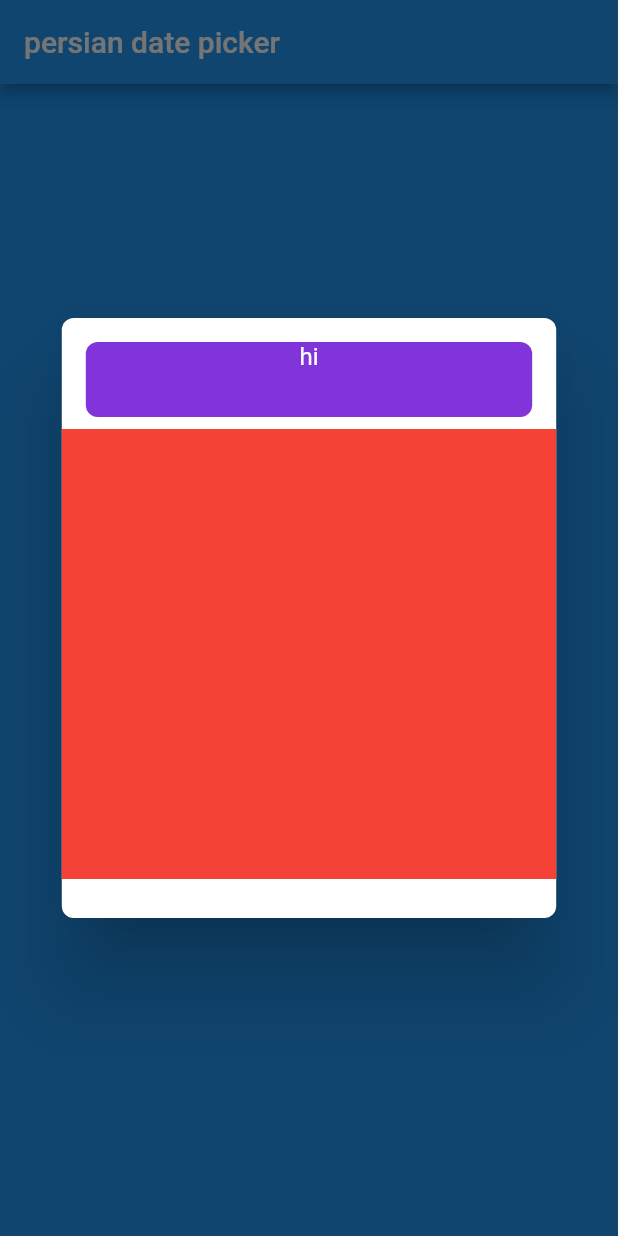
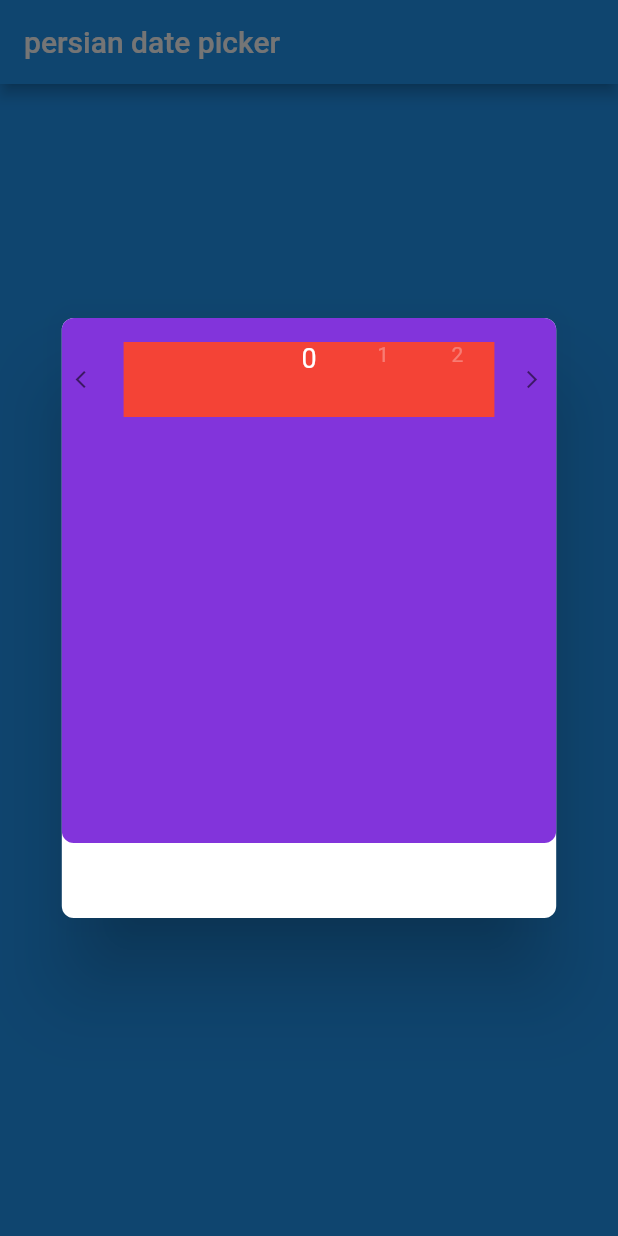
Before and after one commit to Abiri99/PersianDatePicker, a Flutter app: the screen it shows after launch, after a tap on "open date picker", on a phone screen of 412 x 824 dp. Run offline on Flutter 3.47's test engine with Material 2 defaults, Android fonts, the phone set to English and light mode, and no system bars.

Commit message:
slider widget created

```diff
--- a/lib/components/pdp_dialog.dart
+++ b/lib/components/pdp_dialog.dart
@@ -8,7 +8,7 @@ class pdpDialog extends StatefulWidget {
 
 class _pdpDialogState extends State<pdpDialog> {
   double _height = 400;
-  var _fColor = Colors.white, _sColor = Color(0xFF203858);
+  var _fColor = Colors.white, _sColor = Color(0xFF8234DB);
   double _cHeight = 68, _cWidth = 68;
   var _textColor = Colors.blueGrey;
 
--- a/lib/components/persian_date_picker.dart
+++ b/lib/components/persian_date_picker.dart
@@ -1,33 +1,37 @@
+import 'package:fl_persian_date_picker/components/slider.dart';
 import 'package:flutter/material.dart';
 
 class pdp extends StatefulWidget {
-  PageController yearController =
-      PageController(viewportFraction: 0.25, initialPage: 0);
-  PageController monthController =
-      PageController(viewportFraction: 0.15, initialPage: 0);
-  var height = 350;
+  PageController _controller =
+      PageController(viewportFraction: 0.2, initialPage: 0);
+  // PageController monthController =
+  //     PageController(viewportFraction: 0.15, initialPage: 0);
   @override
   _pdpState createState() => _pdpState();
 }
 
 class _pdpState extends State<pdp> {
-  var _selectedYear, _selectedMonth;
+  // var _selectedYear, _selectedMonth;
 
-  var _visible = false;
-  double _height1 = 50;
-  double _height2 = 300;
+  var _selectedIndex = 0;
 
-  onMonthChange(int monthIndex) {
+  onPageChanged(int number) {
     setState(() {
-      _selectedMonth = monthIndex;
+      _selectedIndex = number;
     });
   }
 
-  onYearChange(int yearIndex) {
-    setState(() {
-      _selectedYear = yearIndex;
-    });
-  }
+  // onMonthChange(int monthIndex) {
+  //   setState(() {
+  //     _selectedMonth = monthIndex;
+  //   });
+  // }
+
+  // onYearChange(int yearIndex) {
+  //   setState(() {
+  //     _selectedYear = yearIndex;
+  //   });
+  // }
 
   @override
   Widget build(BuildContext context) {
@@ -38,52 +42,45 @@ class _pdpState extends State<pdp> {
       decoration: BoxDecoration(
         borderRadius: BorderRadius.circular(8),
       ),
-        child: Stack(
-          children: <Widget>[
-            Positioned(
-              top: 74,
-              right: 0,
-              left: 0,
-              child: Container(
-                height: 300,
-                color: Colors.red,
-                width: MediaQuery.of(context).size.width * 0.7,
       child: Column(
         mainAxisSize: MainAxisSize.min,
-                ),
-              ),
-            ),
-            Positioned(
-              right: 16,
-              left: 16,
-              top: 16,
-              child: GestureDetector(
-                onTap: () {
-                  setState(() {
-                    _height1 = 150 - _height1;
-                    _visible = !_visible;
-                  });
-                },
-                child: AnimatedContainer(
-                  duration: Duration(milliseconds: 240),
-                  height: _height1,
+        children: <Widget>[
+          Container(
+            height: 350,
+            width: double.infinity,
+            padding: const EdgeInsets.only(top: 16),
             decoration: BoxDecoration(
+              borderRadius: BorderRadius.all(Radius.circular(8)),
               color: Color(0xFF8234DB),
-                    borderRadius: BorderRadius.circular(8),
             ),
             child: Column(
+              mainAxisSize: MainAxisSize.min,
               children: <Widget>[
-                      Text("hi"),
-                      Visibility(
-                        visible: _visible,
-                        child: Text("hi2"),
+                slider(
+                  child: PageView.builder(
+                    controller: widget._controller,
+                    onPageChanged: onPageChanged,
+                    itemBuilder: (context, index) {
+                      var style = TextStyle(
+                        color: index == _selectedIndex
+                            ? Colors.white
+                            : Colors.white30,
+                        fontSize: index == _selectedIndex ? 18 : 14,
+                      );
+                      return Text(
+                        index.toString(),
+                        textAlign: TextAlign.center,
+                        style: style,
+                      );
+                    },
+                    itemCount: 12,
+                  ),
                 )
               ],
             ),
-                ),
-              ),
           )
         ],
-        ));
+      ),
+    );
   }
 }
--- /dev/null
+++ b/lib/components/slider.dart
@@ -0,0 +1,60 @@
+import 'package:flutter/material.dart';
+
+class slider extends StatefulWidget {
+
+  final PageView child;
+
+  slider({this.child});
+
+  @override
+  _sliderState createState() => _sliderState();
+}
+
+class _sliderState extends State<slider> {
+
+
+  @override
+  Widget build(BuildContext context) {
+    return Container(
+        height: 50,
+        width: double.infinity,
+        child: Row(
+          mainAxisAlignment: MainAxisAlignment.spaceAround,
+          children: <Widget>[
+            Icon(
+              Icons.arrow_back_ios,
+              size: 14,
+              color: Colors.black54,
+            ),
+            Container(
+              color: Colors.red,
+              width: MediaQuery.of(context).size.width * 0.6,
+              alignment: Alignment.center,
+              child: widget.child,
+              // child: PageView.builder(
+              //   controller: widget._controller,
+              //   onPageChanged: onPageChanged,
+              //   itemBuilder: (context, index) {
+              //     var style = TextStyle(
+              //       color:
+              //           index == _selectedIndex ? Colors.white : Colors.white30,
+              //       fontSize: index == _selectedIndex ? 18 : 14,
+              //     );
+              //     return Text(
+              //       index.toString(),
+              //       textAlign: TextAlign.center,
+              //       style: style,
+              //     );
+              //   },
+              //   itemCount: 12,
+              // ),
+            ),
+            Icon(
+              Icons.arrow_forward_ios,
+              size: 14,
+              color: Colors.black54,
+            ),
+          ],
+        ));
+  }
+}
```
Lines whose indentation alone changed are shown as unchanged.
